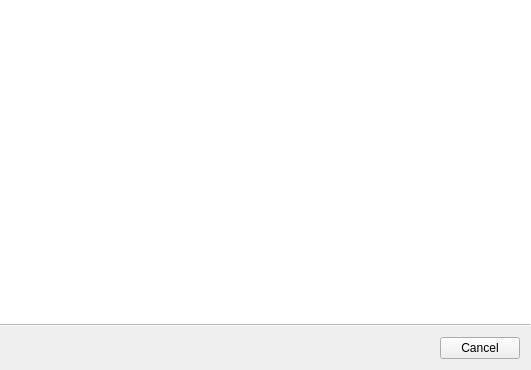
First picture: the form in libs/librepcb/editor/project/newprojectwizard/newprojectwizard.ui, repository LibrePCB/LibrePCB, before the edit.
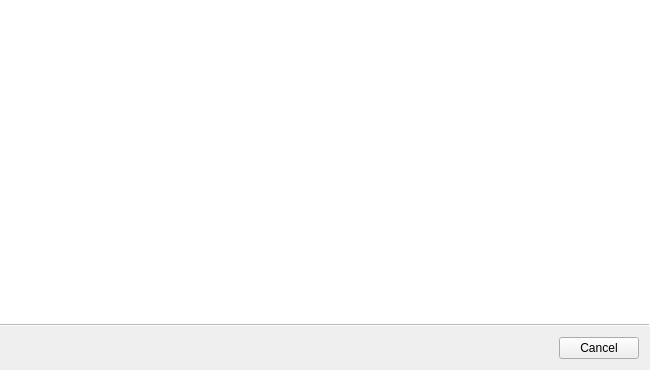
Second picture: the form after the edit.

```diff
--- a/libs/librepcb/editor/project/newprojectwizard/newprojectwizard.ui
+++ b/libs/librepcb/editor/project/newprojectwizard/newprojectwizard.ui
@@ -6,7 +6,7 @@
    <rect>
     <x>0</x>
     <y>0</y>
-    <width>531</width>
+    <width>650</width>
     <height>370</height>
    </rect>
   </property>
```
